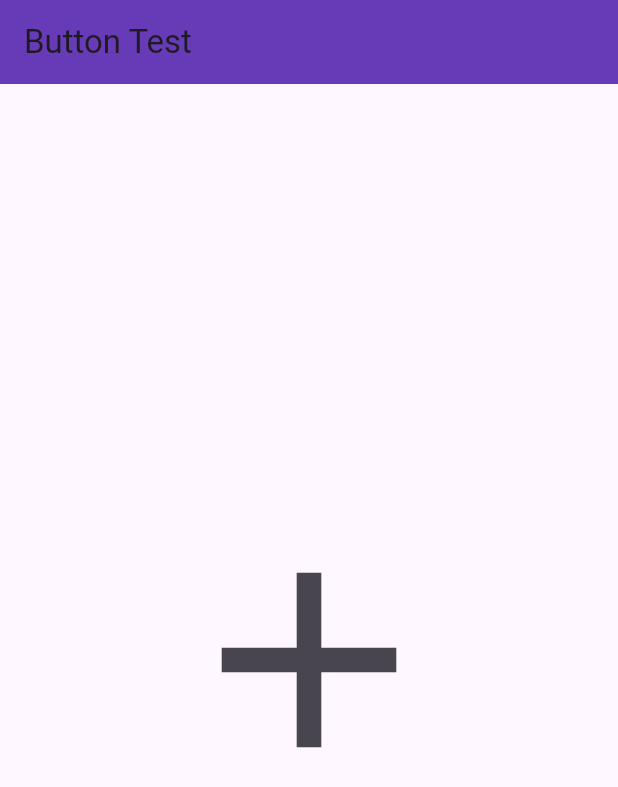
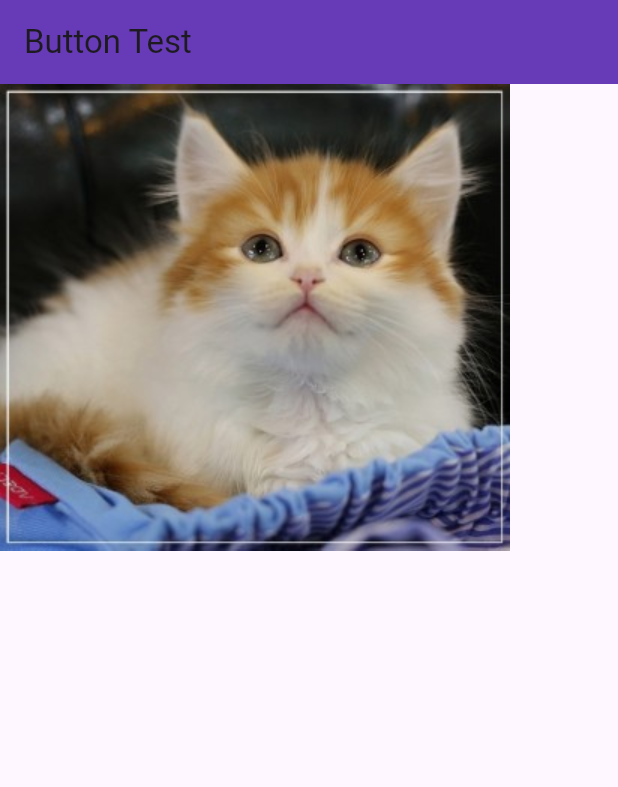
Before and after one commit to KK-Hyeok/2023Flutter, a Flutter app: the screen it shows after launch, on a phone screen of 412 x 824 dp. Shown: the top 787 px of the screen. Run offline on Flutter 3.47's test engine with Material 2 defaults, Android fonts, the phone set to English and light mode, and no system bars.

Commit message:
2023-10-31
end

```diff
--- a/ch4/lib/ButtonTest.dart
+++ b/ch4/lib/ButtonTest.dart
@@ -16,13 +16,7 @@ class _ButtonTestState extends State<ButtonTest> {
         title: Text('Button Test'),
         backgroundColor: Colors.deepPurple,
       ),
-      body: Center(
-        child: IconButton(
-          icon: Icon(Icons.add),
-          iconSize: 200,
-          onPressed: Test,
-        ),
-      ),
+      body: Image.asset('assets/cat.jpg')
     );
   }
 
--- a/ch4/pubspec.yaml
+++ b/ch4/pubspec.yaml
@@ -52,6 +52,8 @@ dev_dependencies:
 
 # The following section is specific to Flutter packages.
 flutter:
+  assets:
+    - assets/
 
   # The following line ensures that the Material Icons font is
   # included with your application, so that you can use the icons in
```
Also changed, not shown: ch4/assets/cat.jpg (added).
